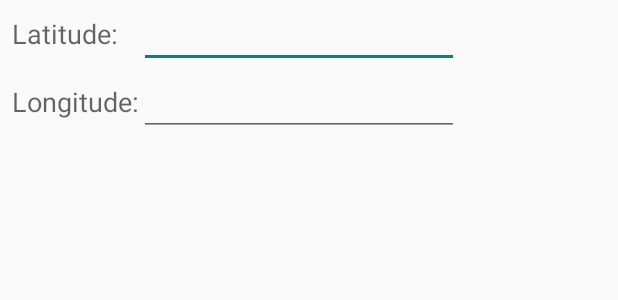
After one commit to MichaelRechenberg/BreadCrumms, an Android app: the layout set_latlng_dialog.xml on its own in the app's theme, with its tools: preview values and no code run, on a phone screen of 412 x 824 dp. The commit adds this screen. Shown: the top 300 px of the screen. Run offline under Robolectric (Android 15) with nearby library versions, the phone set to English and light mode, and no system bars.

Commit message:
User can manually input Lat/Lng via Dialog

```diff
--- /dev/null
+++ b/app/src/main/res/layout/set_latlng_dialog.xml
@@ -0,0 +1,53 @@
+<?xml version="1.0" encoding="utf-8"?>
+<GridLayout xmlns:android="http://schemas.android.com/apk/res/android"
+    android:layout_width="wrap_content"
+    android:layout_height="wrap_content"
+    android:gravity="center_vertical|center_horizontal"
+    android:orientation="vertical"
+    android:columnCount="2"
+    android:rowCount="2">
+
+    <TextView
+        android:layout_width="wrap_content"
+        android:layout_height="wrap_content"
+        android:textAppearance="?android:attr/textAppearanceMedium"
+        android:text="@string/latitudeTitle"
+        android:id="@+id/latitudeTitle"
+        android:layout_row="0"
+        android:layout_column="0"
+        android:paddingLeft="@dimen/abc_dropdownitem_text_padding_left"
+        android:gravity="left"
+        android:layout_gravity="left" />
+
+    <EditText
+        android:layout_width="wrap_content"
+        android:layout_height="wrap_content"
+        android:inputType="numberSigned|numberDecimal"
+        android:ems="10"
+        android:id="@+id/latitude"
+        android:layout_centerInParent="true"
+        android:layout_column="1"
+        android:layout_row="0" />
+
+    <TextView
+        android:layout_width="wrap_content"
+        android:layout_height="wrap_content"
+        android:textAppearance="?android:attr/textAppearanceMedium"
+        android:text="@string/longitudeTitle"
+        android:id="@+id/longitudeTitle"
+        android:layout_row="1"
+        android:layout_column="0"
+        android:paddingLeft="@dimen/abc_dropdownitem_text_padding_left"
+        android:layout_gravity="left" />
+
+    <EditText
+        android:layout_width="wrap_content"
+        android:layout_height="wrap_content"
+        android:inputType="numberSigned|numberDecimal"
+        android:ems="10"
+        android:id="@+id/longitude"
+        android:layout_alignParentStart="true"
+        android:layout_column="1"
+        android:layout_row="1" />
+
+</GridLayout>
--- a/app/src/main/res/values/strings.xml
+++ b/app/src/main/res/values/strings.xml
@@ -105,4 +105,7 @@
     <string name="pref_ringtone_silent">Silent</string>
 
     <string name="pref_title_vibrate">Vibrate</string>
+    <string name="latlng_dialog">Enter Latitude And Longitude</string>
+    <string name="latitudeTitle">Latitude:</string>
+    <string name="longitudeTitle">Longitude:</string>
 </resources>
```
Also changed, not shown: app/src/main/java/com/example/miker_000/breadcrumms/MapLocationActivity.java (+29 -1 lines), app/src/main/java/com/example/miker_000/breadcrumms/SetLatLngDialogFragment.java (added, +60 -0 lines), app/src/main/res/menu/heatmap_menu.xml (+12 -2 lines), app/src/main/res/drawable-hdpi/ic_room_white_24dp.png (added), app/src/main/res/drawable-mdpi/ic_room_white_24dp.png (added), app/src/main/res/drawable-xhdpi/ic_room_white_24dp.png (added), app/src/main/res/drawable-xxhdpi/ic_room_white_24dp.png (added), app/src/main/res/drawable-xxxhdpi/ic_room_white_24dp.png (added).
